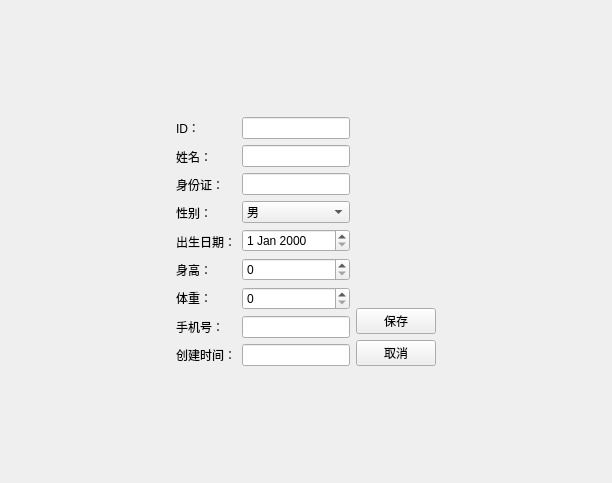
Old version of the form lab3/patienteditview.ui in the repository zjl8881/2023414290140.
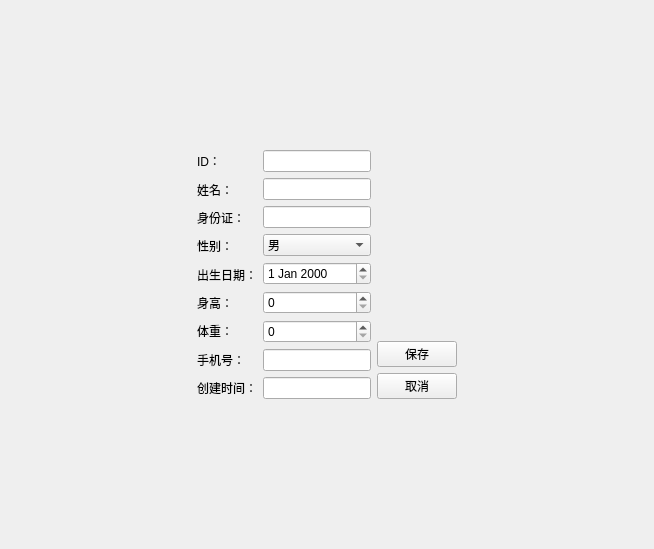
New version of the form.

```diff
--- a/lab3/patienteditview.ui
+++ b/lab3/patienteditview.ui
@@ -6,8 +6,8 @@
    <rect>
     <x>0</x>
     <y>0</y>
-    <width>612</width>
-    <height>483</height>
+    <width>654</width>
+    <height>549</height>
    </rect>
   </property>
   <property name="windowTitle">
```
